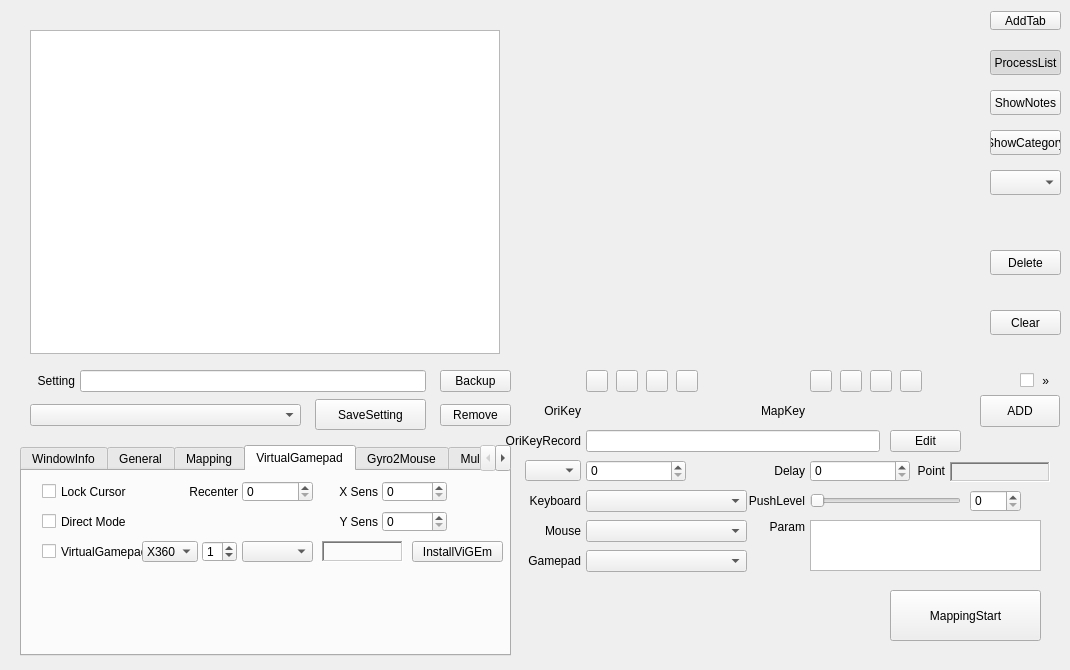
Qt form QKeyMapper/qkeymapper.ui (Zalafina/QKeyMapper) before a commit.
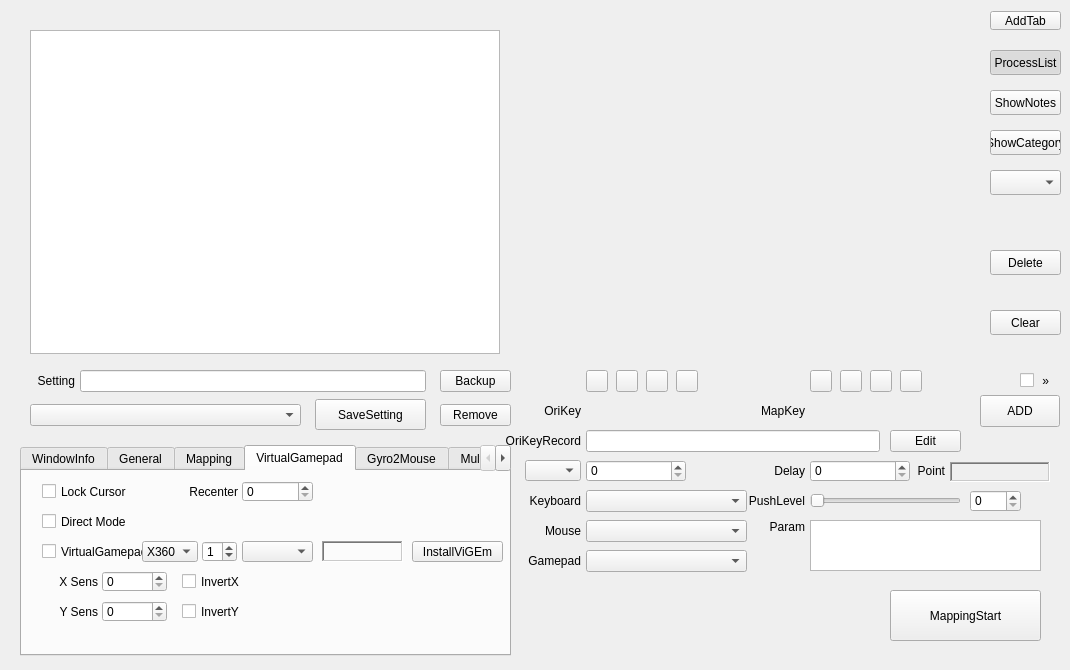
The same form after that commit. The open tabs and pages were chosen to show the change.

Commit message: Add Mouse2vJoy InvertX & InvertY checkbox.

What changed in the file:
```diff
--- a/QKeyMapper/qkeymapper.ui
+++ b/QKeyMapper/qkeymapper.ui
@@ -1298,8 +1298,8 @@
     <widget class="QSpinBox" name="vJoyXSensSpinBox">
      <property name="geometry">
       <rect>
-       <x>360</x>
-       <y>10</y>
+       <x>80</x>
+       <y>100</y>
        <width>65</width>
        <height>21</height>
       </rect>
@@ -1333,8 +1333,8 @@
     <widget class="QSpinBox" name="vJoyYSensSpinBox">
      <property name="geometry">
       <rect>
-       <x>360</x>
-       <y>40</y>
+       <x>80</x>
+       <y>130</y>
        <width>65</width>
        <height>21</height>
       </rect>
@@ -1346,8 +1346,8 @@
     <widget class="QLabel" name="vJoyYSensLabel">
      <property name="geometry">
       <rect>
-       <x>295</x>
-       <y>40</y>
+       <x>15</x>
+       <y>130</y>
        <width>61</width>
        <height>21</height>
       </rect>
@@ -1362,8 +1362,8 @@
     <widget class="QLabel" name="vJoyXSensLabel">
      <property name="geometry">
       <rect>
-       <x>295</x>
-       <y>10</y>
+       <x>15</x>
+       <y>100</y>
        <width>61</width>
        <height>21</height>
       </rect>
@@ -1391,9 +1391,9 @@
     <widget class="QLabel" name="vJoyRecenterLabel">
      <property name="geometry">
       <rect>
-       <x>135</x>
+       <x>145</x>
        <y>10</y>
-       <width>81</width>
+       <width>71</width>
        <height>21</height>
       </rect>
      </property>
@@ -1423,6 +1423,44 @@
       <bool>false</bool>
      </property>
     </widget>
+    <widget class="QCheckBox" name="vJoyInvertXCheckBox">
+     <property name="geometry">
+      <rect>
+       <x>160</x>
+       <y>100</y>
+       <width>81</width>
+       <height>21</height>
+      </rect>
+     </property>
+     <property name="focusPolicy">
+      <enum>Qt::FocusPolicy::NoFocus</enum>
+     </property>
+     <property name="text">
+      <string>InvertX</string>
+     </property>
+     <property name="checked">
+      <bool>false</bool>
+     </property>
+    </widget>
+    <widget class="QCheckBox" name="vJoyInvertYCheckBox">
+     <property name="geometry">
+      <rect>
+       <x>160</x>
+       <y>130</y>
+       <width>81</width>
+       <height>21</height>
+      </rect>
+     </property>
+     <property name="focusPolicy">
+      <enum>Qt::FocusPolicy::NoFocus</enum>
+     </property>
+     <property name="text">
+      <string>InvertY</string>
+     </property>
+     <property name="checked">
+      <bool>false</bool>
+     </property>
+    </widget>
    </widget>
    <widget class="QWidget" name="gyro2mouse">
     <attribute name="title">
```
Left out of the diff: 2 changed lines with no effect on the pictures. The commit also changes 10 other files.
